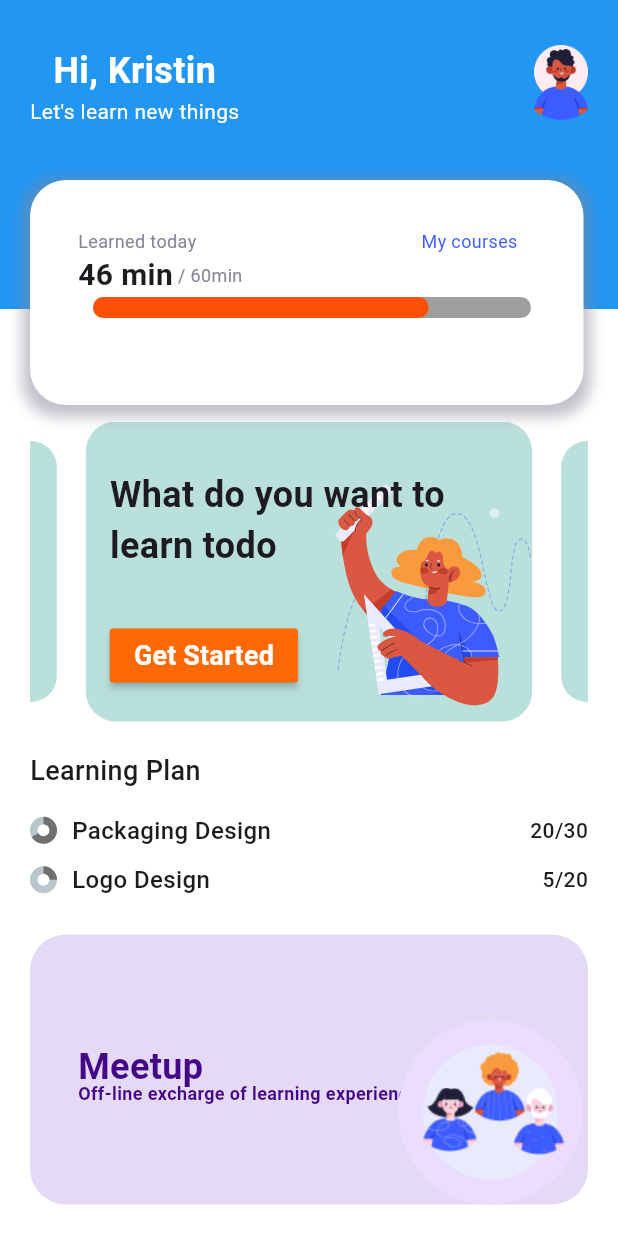
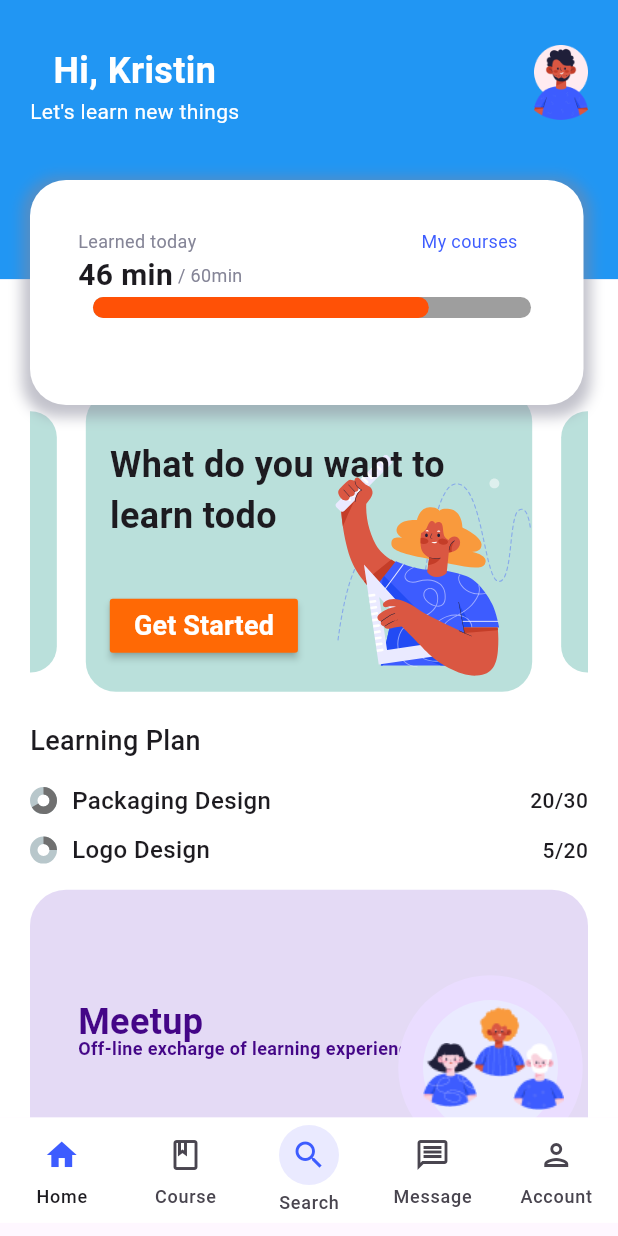
Before and after one commit to KhaledElalfy1/learn-hub, a Flutter app: the HomeScreen screen opened by its route, on a phone screen of 412 x 824 dp. Run offline on Flutter 3.47's test engine with Material 3 defaults, Android fonts, the phone set to English and light mode, and no system bars; drawn by our look-alikes of carousel_slider, percent_indicator; our stand-ins replace dartz, firebase_auth, firebase_core, flutter_bloc, flutter_screenutil, flutter_svg and 5 more; missing offline and left inert: flutter_facebook_auth; accounts and stored records are empty.

Commit message:
add navigation bar

```diff
--- a/lib/core/navigation/app_route.dart
+++ b/lib/core/navigation/app_route.dart
@@ -13,6 +13,7 @@ import 'package:learnhub/features/signup/data/repo/sign_up_repo.dart';
 import 'package:learnhub/features/signup/presentation/view_model/sign_up_cubit/sign_up_cubit.dart';
 
 import 'package:learnhub/home/screen/home_screen.dart';
+import 'package:learnhub/home/view_model/navigation_cubit/navigation_cubit.dart';
 
 import '../../features/course_details/presentation/pages/course_details_screen.dart';
 import '../../features/login/presentation/pages/login_screen.dart';
@@ -43,9 +44,13 @@ class AppRoute {
       case Routes.resetPassword:
         return _getScreen(const Scaffold());
       case Routes.home:
-        return _getScreen(const HomeScreen());
+        return _getScreen(BlocProvider(
+          create: (context) => NavigationCubit(),
+          child: const HomeScreen(),
+        ));
       case Routes.courses:
-        return _getScreen( const CoursesView(),
+        return _getScreen(
+          const CoursesView(),
         );
       case Routes.search:
         return _getScreen(const Scaffold(
--- a/lib/core/widgets/custom_bottom_navigation_bar.dart
+++ b/lib/core/widgets/custom_bottom_navigation_bar.dart
@@ -1,30 +1,28 @@
 import 'package:flutter/material.dart';
+import 'package:flutter_bloc/flutter_bloc.dart';
 import 'package:flutter_screenutil/flutter_screenutil.dart';
 import 'package:learnhub/core/managers/color_manager.dart';
 import 'package:learnhub/core/managers/size_manager.dart';
 import 'package:learnhub/core/widgets/custom_circle_avatar.dart';
 import 'package:learnhub/core/widgets/custom_navigation_destination.dart';
+import 'package:learnhub/home/view_model/navigation_cubit/navigation_cubit.dart';
+import 'package:learnhub/home/view_model/navigation_cubit/navigation_state.dart';
 
-class CustomBottomNavigationBar extends StatefulWidget {
+class CustomBottomNavigationBar extends StatelessWidget {
   const CustomBottomNavigationBar({super.key});
 
-  @override
-  State<CustomBottomNavigationBar> createState() =>
-      _CustomBottomNavigationBarState();
-}
-
-class _CustomBottomNavigationBarState extends State<CustomBottomNavigationBar> {
-  int index = 0;
   @override
   Widget build(BuildContext context) {
     return Padding(
       padding: EdgeInsets.only(bottom: SizeManager.s8.sp),
-      child: NavigationBar(
+      child: BlocBuilder<NavigationCubit, NavigationState>(
+        builder: (context, state) {
+          return NavigationBar(
             indicatorColor: Colors.transparent,
-          selectedIndex: index,
-          onDestinationSelected: (iconIndex) => setState(() {
-                index = iconIndex;
-              }),
+            selectedIndex: NavigationCubit.get(context).index,
+            onDestinationSelected: (index) {
+              NavigationCubit.get(context).selectIndex(index);
+            },
             height: SizeManager.s64.sp,
             backgroundColor: ColorManager.white,
             destinations: const [
@@ -32,12 +30,10 @@ class _CustomBottomNavigationBarState extends State<CustomBottomNavigationBar> {
                   disabledIcon: Icons.home_outlined,
                   selectedIcon: Icons.home,
                   label: 'Home'),
-
               CustomNavigationDestination(
                   disabledIcon: Icons.book_outlined,
                   selectedIcon: Icons.book,
                   label: 'Course'),
-
               NavigationDestination(
                   icon: CustomCircleAvatar(
                     icon: Icon(
@@ -54,17 +50,18 @@ class _CustomBottomNavigationBarState extends State<CustomBottomNavigationBar> {
                     circleAvatarBackgroundColor: ColorManager.blue,
                   ),
                   label: 'Search'),
-
               CustomNavigationDestination(
                   disabledIcon: Icons.message_outlined,
                   selectedIcon: Icons.message,
                   label: 'Message'),
-
               CustomNavigationDestination(
                   disabledIcon: Icons.person_outlined,
                   selectedIcon: Icons.person,
                   label: 'Account')
-          ]),
+            ],
+          );
+        },
+      ),
     );
   }
 }
--- a/lib/home/components/courses_offers_widget.dart
+++ b/lib/home/components/courses_offers_widget.dart
@@ -38,7 +38,7 @@ class CoursesOffersWidget extends StatelessWidget {
             watched: '5',
             total: '20',
           ),
-          SizedBox(height: 25),
+          SizedBox(height: 15),
           MeetUp(),
         ],
       ),
--- a/lib/home/screen/home_screen.dart
+++ b/lib/home/screen/home_screen.dart
@@ -1,29 +1,24 @@
 import 'package:flutter/material.dart';
-import 'package:learnhub/home/components/course_progress_widget.dart';
-import 'package:learnhub/home/components/courses_offers_widget.dart';
-import 'package:learnhub/home/components/user_info_widget.dart';
+import 'package:flutter_bloc/flutter_bloc.dart';
+import 'package:learnhub/core/widgets/custom_bottom_navigation_bar.dart';
+import 'package:learnhub/home/view_model/navigation_cubit/navigation_cubit.dart';
+import 'package:learnhub/home/view_model/navigation_cubit/navigation_state.dart';
+
 class HomeScreen extends StatelessWidget {
   const HomeScreen({super.key});
 
   @override
   Widget build(BuildContext context) {
-    return const Scaffold(
-      body: Stack(
-        children: [
-          Column(
-            children: [
-              Expanded(
-                child: UserInfoWidget(),
-              ),
-              Expanded(
-                flex: 3,
-                child: CoursesOffersWidget(),
-              ),
-            ],
-          ),
-          Positioned(top: 100, child: CourseProgressWidget()),
-        ],
+    return Scaffold(
+      body: BlocBuilder<NavigationCubit, NavigationState>(
+        builder: (context, state) {
+          return IndexedStack(
+            index: NavigationCubit.get(context).index,
+            children: NavigationCubit.get(context).screens,
+          );
+        },
       ),
+      bottomNavigationBar: const CustomBottomNavigationBar(),
     );
   }
 }
--- /dev/null
+++ b/lib/home/screen/welcome_screen.dart
@@ -0,0 +1,30 @@
+import 'package:flutter/material.dart';
+import 'package:learnhub/home/components/course_progress_widget.dart';
+import 'package:learnhub/home/components/courses_offers_widget.dart';
+import 'package:learnhub/home/components/user_info_widget.dart';
+
+class WelcomeScreen extends StatelessWidget {
+  const WelcomeScreen({
+    super.key,
+  });
+
+  @override
+  Widget build(BuildContext context) {
+    return const Stack(
+      children: [
+        Column(
+          children: [
+            Expanded(
+              child: UserInfoWidget(),
+            ),
+            Expanded(
+              flex: 3,
+              child: CoursesOffersWidget(),
+            ),
+          ],
+        ),
+        Positioned(top: 100, child: CourseProgressWidget()),
+      ],
+    );
+  }
+}
--- /dev/null
+++ b/lib/home/view_model/navigation_cubit/navigation_cubit.dart
@@ -0,0 +1,33 @@
+import 'package:flutter/material.dart';
+import 'package:flutter_bloc/flutter_bloc.dart';
+import 'package:learnhub/features/courses/presentation/view/courses_view.dart';
+import 'package:learnhub/features/search/presentation/pages/search_page.dart';
+import 'package:learnhub/home/screen/welcome_screen.dart';
+import 'package:learnhub/home/view_model/navigation_cubit/navigation_state.dart';
+
+class NavigationCubit extends Cubit<NavigationState> {
+  NavigationCubit() : super(NavigationInitial());
+  static NavigationCubit get(context) =>
+      BlocProvider.of<NavigationCubit>(context);
+  int index = 0;
+  List<Widget> screens = const [
+    WelcomeScreen(),
+    CoursesView(),
+    SearchPage(),
+    Scaffold(
+      body: Center(
+        child: Text('Messages'),
+      ),
+    ),
+    Scaffold(
+      body: Center(
+        child: Text('Profile'),
+      ),
+    ),
+  ];
+
+  void selectIndex(int index) {
+    this.index = index;
+    emit(NavigationSelected(index));
+  }
+}
--- /dev/null
+++ b/lib/home/view_model/navigation_cubit/navigation_state.dart
@@ -0,0 +1,10 @@
+
+sealed class NavigationState {}
+
+final class NavigationInitial extends NavigationState {}
+
+final class NavigationSelected extends NavigationState {
+  final int index;
+
+  NavigationSelected(this.index);
+}
```
Lines whose indentation alone changed are shown as unchanged.
